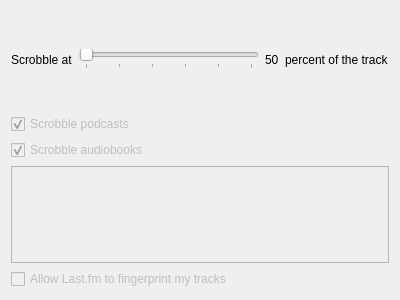
First picture: the form in app/client/Settings/ScrobbleSettingsWidget.ui, repository mutecypher/lastfm-desktop, before the edit.
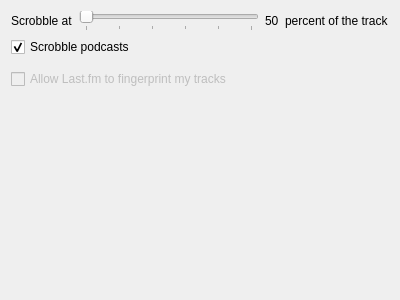
Second picture: the form after the edit.

Commit message: Don't scrobble podcast setting is implemented. Never scrobble videos that are not music videos. Both of these things for both now playing tracks and iPod scrobbling.

```diff
--- a/app/client/Settings/ScrobbleSettingsWidget.ui
+++ b/app/client/Settings/ScrobbleSettingsWidget.ui
@@ -61,7 +61,7 @@
    <item>
     <widget class="QCheckBox" name="podcasts">
      <property name="enabled">
-      <bool>false</bool>
+      <bool>true</bool>
      </property>
      <property name="text">
       <string>Scrobble podcasts</string>
@@ -71,19 +71,6 @@
      </property>
     </widget>
    </item>
-   <item>
-    <widget class="QCheckBox" name="audiobooks">
-     <property name="enabled">
-      <bool>false</bool>
-     </property>
-     <property name="text">
-      <string>Scrobble audiobooks</string>
-     </property>
-     <property name="checked">
-      <bool>true</bool>
-     </property>
-    </widget>
-   </item>
    <item>
     <widget class="QFrame" name="line">
      <property name="frameShape">
@@ -104,6 +91,19 @@
      </property>
     </widget>
    </item>
+   <item>
+    <spacer name="verticalSpacer">
+     <property name="orientation">
+      <enum>Qt::Vertical</enum>
+     </property>
+     <property name="sizeHint" stdset="0">
+      <size>
+       <width>20</width>
+       <height>0</height>
+      </size>
+     </property>
+    </spacer>
+   </item>
   </layout>
  </widget>
  <resources/>
```
The commit also changes 7 other files.
